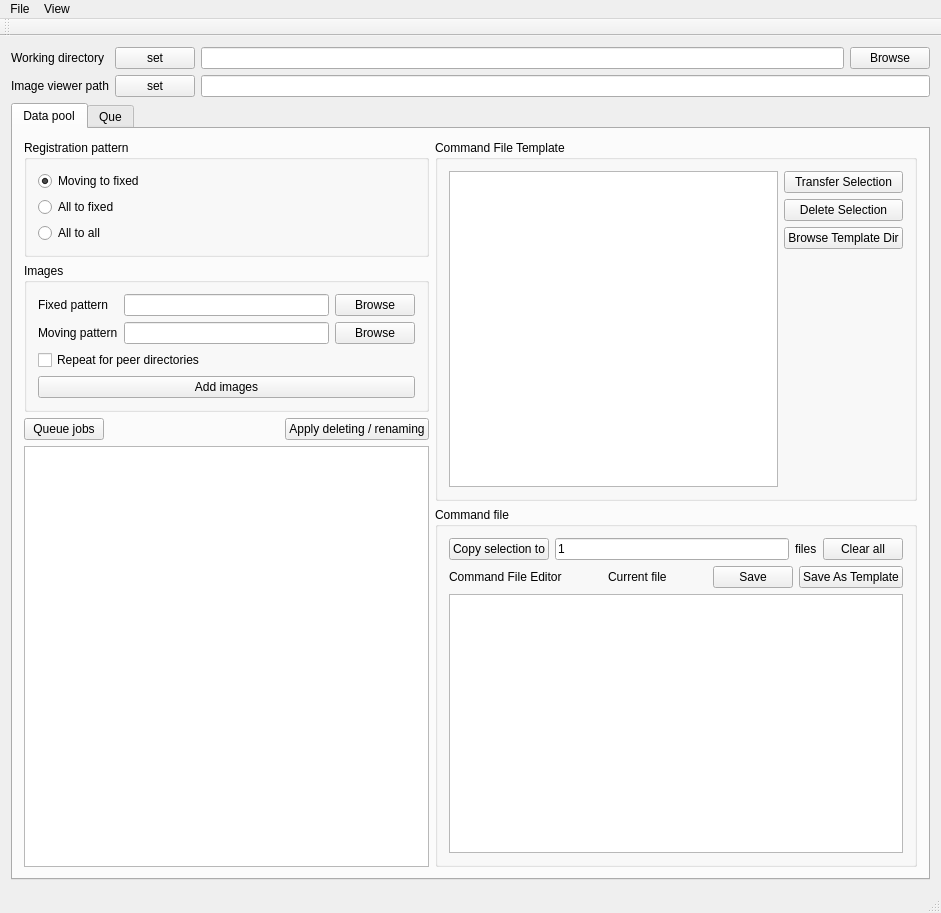
Qt form src/plastimatch/standalone/register_gui.ui (simonoxen/plastimatch) before a commit.
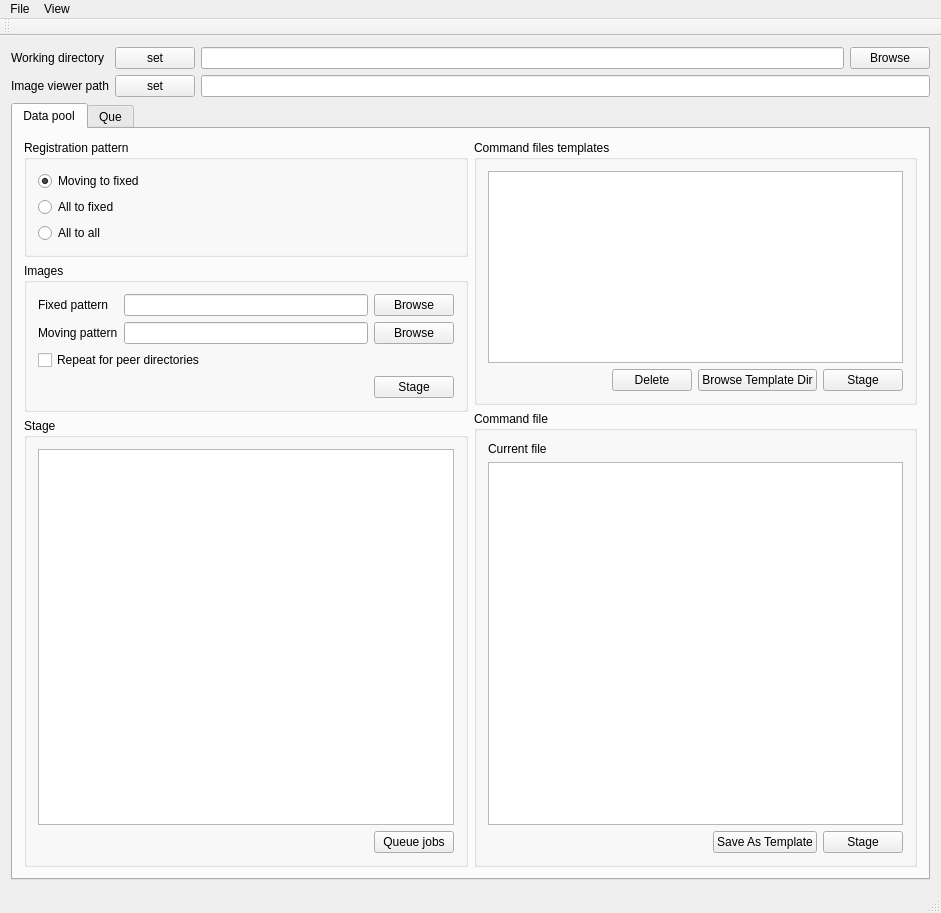
The same form after that commit.

Commit message: Improve register_gui's gui

```diff
--- a/src/plastimatch/standalone/register_gui.ui
+++ b/src/plastimatch/standalone/register_gui.ui
@@ -180,54 +180,73 @@
                 </widget>
                </item>
                <item>
-                <widget class="QPushButton" name="pushButton_addImages">
-                 <property name="text">
-                  <string>Add images</string>
-                 </property>
-                </widget>
+                <layout class="QHBoxLayout" name="horizontalLayout">
+                 <item>
+                  <spacer name="horizontalSpacer_4">
+                   <property name="orientation">
+                    <enum>Qt::Horizontal</enum>
+                   </property>
+                   <property name="sizeHint" stdset="0">
+                    <size>
+                     <width>40</width>
+                     <height>20</height>
+                    </size>
+                   </property>
+                  </spacer>
+                 </item>
+                 <item>
+                  <widget class="QPushButton" name="pushButton_addImages">
+                   <property name="text">
+                    <string>Stage</string>
+                   </property>
+                  </widget>
+                 </item>
+                </layout>
                </item>
               </layout>
              </widget>
             </item>
             <item>
-             <layout class="QHBoxLayout" name="horizontalLayout_7">
-              <item>
-               <widget class="QPushButton" name="pushButton_QueueJobs">
-                <property name="text">
-                 <string>Queue jobs</string>
-                </property>
-               </widget>
-              </item>
-              <item>
-               <spacer name="horizontalSpacer_2">
-                <property name="orientation">
-                 <enum>Qt::Horizontal</enum>
-                </property>
-                <property name="sizeHint" stdset="0">
-                 <size>
-                  <width>40</width>
-                  <height>20</height>
-                 </size>
-                </property>
-               </spacer>
-              </item>
-              <item>
-               <widget class="QPushButton" name="pushButton_UpdateFileList">
-                <property name="text">
-                 <string>Apply deleting / renaming</string>
-                </property>
-               </widget>
-              </item>
-             </layout>
-            </item>
-            <item>
-             <widget class="QTableView" name="tableView_main">
-              <property name="enabled">
-               <bool>true</bool>
+             <widget class="QGroupBox" name="groupBox_5">
+              <property name="title">
+               <string>Stage</string>
               </property>
-              <property name="selectionMode">
-               <enum>QAbstractItemView::SingleSelection</enum>
-              </property>
+              <layout class="QVBoxLayout" name="verticalLayout_15">
+               <item>
+                <widget class="QTableView" name="tableView_main">
+                 <property name="enabled">
+                  <bool>true</bool>
+                 </property>
+                 <property name="selectionMode">
+                  <enum>QAbstractItemView::SingleSelection</enum>
+                 </property>
+                </widget>
+               </item>
+               <item>
+                <layout class="QHBoxLayout" name="horizontalLayout_7">
+                 <item>
+                  <spacer name="horizontalSpacer">
+                   <property name="orientation">
+                    <enum>Qt::Horizontal</enum>
+                   </property>
+                   <property name="sizeHint" stdset="0">
+                    <size>
+                     <width>40</width>
+                     <height>20</height>
+                    </size>
+                   </property>
+                  </spacer>
+                 </item>
+                 <item>
+                  <widget class="QPushButton" name="pushButton_QueueJobs">
+                   <property name="text">
+                    <string>Queue jobs</string>
+                   </property>
+                  </widget>
+                 </item>
+                </layout>
+               </item>
+              </layout>
              </widget>
             </item>
            </layout>
@@ -237,51 +256,60 @@
             <item>
              <widget class="QGroupBox" name="groupBox_CommandTemplate">
               <property name="title">
-               <string>Command File Template</string>
+               <string>Command files templates</string>
               </property>
               <layout class="QVBoxLayout" name="verticalLayout_4">
                <item>
-                <layout class="QHBoxLayout" name="horizontalLayout_12">
+                <widget class="QListWidget" name="listWidgetCommandTemplate">
+                 <property name="enabled">
+                  <bool>true</bool>
+                 </property>
+                 <property name="sizePolicy">
+                  <sizepolicy hsizetype="Preferred" vsizetype="Preferred">
+                   <horstretch>0</horstretch>
+                   <verstretch>0</verstretch>
+                  </sizepolicy>
+                 </property>
+                 <property name="batchSize">
+                  <number>100</number>
+                 </property>
+                </widget>
+               </item>
+               <item>
+                <layout class="QHBoxLayout" name="horizontalLayout_3">
                  <item>
-                  <widget class="QListWidget" name="listWidgetCommandTemplate"/>
+                  <spacer name="horizontalSpacer_3">
+                   <property name="orientation">
+                    <enum>Qt::Horizontal</enum>
+                   </property>
+                   <property name="sizeHint" stdset="0">
+                    <size>
+                     <width>40</width>
+                     <height>20</height>
+                    </size>
+                   </property>
+                  </spacer>
                  </item>
                  <item>
-                  <layout class="QVBoxLayout" name="verticalLayout_15">
-                   <item>
-                    <widget class="QPushButton" name="pushButtonTransferTemplate">
-                     <property name="text">
-                      <string>Transfer Selection</string>
-                     </property>
-                    </widget>
-                   </item>
-                   <item>
-                    <widget class="QPushButton" name="pushButtonTransferTemplate_2">
-                     <property name="text">
-                      <string>Delete Selection</string>
-                     </property>
-                    </widget>
-                   </item>
-                   <item>
-                    <widget class="QPushButton" name="pushButtonBrowseTemplateDir">
-                     <property name="text">
-                      <string>Browse Template Dir</string>
-                     </property>
-                    </widget>
-                   </item>
-                   <item>
-                    <spacer name="verticalSpacer">
-                     <property name="orientation">
-                      <enum>Qt::Vertical</enum>
-                     </property>
-                     <property name="sizeHint" stdset="0">
-                      <size>
-                       <width>20</width>
-                       <height>40</height>
-                      </size>
-                     </property>
-                    </spacer>
-                   </item>
-                  </layout>
+                  <widget class="QPushButton" name="pushButtonTransferTemplate_2">
+                   <property name="text">
+                    <string>Delete</string>
+                   </property>
+                  </widget>
+                 </item>
+                 <item>
+                  <widget class="QPushButton" name="pushButtonBrowseTemplateDir">
+                   <property name="text">
+                    <string>Browse Template Dir</string>
+                   </property>
+                  </widget>
+                 </item>
+                 <item>
+                  <widget class="QPushButton" name="pushButtonTransferTemplate">
+                   <property name="text">
+                    <string>Stage</string>
+                   </property>
+                  </widget>
                  </item>
                 </layout>
                </item>
@@ -298,105 +326,59 @@
               </property>
               <layout class="QVBoxLayout" name="verticalLayout_12">
                <item>
-                <layout class="QHBoxLayout" name="horizontalLayout_3">
-                 <item>
-                  <widget class="QPushButton" name="pushButton_CopyCommand">
-                   <property name="text">
-                    <string>Copy selection to</string>
-                   </property>
-                  </widget>
-                 </item>
-                 <item>
-                  <widget class="QLineEdit" name="lineEdit_NumOfCopy">
-                   <property name="text">
-                    <string>1</string>
-                   </property>
-                  </widget>
-                 </item>
-                 <item>
-                  <widget class="QLabel" name="label_10">
-                   <property name="text">
-                    <string>files</string>
-                   </property>
-                  </widget>
-                 </item>
-                 <item>
-                  <widget class="QPushButton" name="pushButton_ClearCommandFiles">
-                   <property name="text">
-                    <string>Clear all</string>
-                   </property>
-                  </widget>
-                 </item>
-                </layout>
-               </item>
-               <item>
-                <layout class="QHBoxLayout" name="horizontalLayout_4">
-                 <item>
-                  <widget class="QLabel" name="label_2">
-                   <property name="text">
-                    <string>Command File Editor</string>
-                   </property>
-                  </widget>
-                 </item>
-                 <item>
-                  <spacer name="horizontalSpacer_5">
-                   <property name="orientation">
-                    <enum>Qt::Horizontal</enum>
-                   </property>
-                   <property name="sizeHint" stdset="0">
-                    <size>
-                     <width>40</width>
-                     <height>20</height>
-                    </size>
-                   </property>
-                  </spacer>
-                 </item>
-                 <item>
-                  <widget class="QLabel" name="label_CurCommandFile">
-                   <property name="text">
-                    <string>Current file</string>
-                   </property>
-                  </widget>
-                 </item>
-                 <item>
-                  <spacer name="horizontalSpacer">
-                   <property name="orientation">
-                    <enum>Qt::Horizontal</enum>
-                   </property>
-                   <property name="sizeHint" stdset="0">
-                    <size>
-                     <width>40</width>
-                     <height>20</height>
-                    </size>
-                   </property>
-                  </spacer>
-                 </item>
-                 <item>
-                  <widget class="QPushButton" name="pushButton_SaveCommandText">
-                   <property name="text">
-                    <string>Save</string>
-                   </property>
-                  </widget>
-                 </item>
-                 <item>
-                  <widget class="QPushButton" name="pushButton_SaveCommandAsTemplate">
-                   <property name="text">
-                    <string>Save As Template</string>
-                   </property>
-                  </widget>
-                 </item>
-                </layout>
+                <widget class="QLabel" name="label_CurCommandFile">
+                 <property name="sizePolicy">
+                  <sizepolicy hsizetype="Ignored" vsizetype="Preferred">
+                   <horstretch>0</horstretch>
+                   <verstretch>0</verstretch>
+                  </sizepolicy>
+                 </property>
+                 <property name="text">
+                  <string>Current file</string>
+                 </property>
+                </widget>
                </item>
                <item>
                 <widget class="QPlainTextEdit" name="plainTextEdit">
                  <property name="maximumSize">
                   <size>
                    <width>16777215</width>
-                   <height>268</height>
+                   <height>16777215</height>
                   </size>
                  </property>
                 </widget>
                </item>
+               <item>
+                <layout class="QHBoxLayout" name="horizontalLayout_4">
+                 <item>
+                  <spacer name="horizontalSpacer_2">
+                   <property name="orientation">
+                    <enum>Qt::Horizontal</enum>
+                   </property>
+                   <property name="sizeHint" stdset="0">
+                    <size>
+                     <width>40</width>
+                     <height>20</height>
+                    </size>
+                   </property>
+                  </spacer>
+                 </item>
+                 <item>
+                  <widget class="QPushButton" name="pushButton_SaveCommandAsTemplate">
+                   <property name="text">
+                    <string>Save As Template</string>
+                   </property>
+                  </widget>
+                 </item>
+                 <item>
+                  <widget class="QPushButton" name="pushButton_SaveCommandText">
+                   <property name="text">
+                    <string>Stage</string>
+                   </property>
+                  </widget>
+                 </item>
+                </layout>
+               </item>
               </layout>
              </widget>
             </item>
```
Left out of the diff: 50 changed lines with no effect on the pictures. The commit also changes 1 other file.
